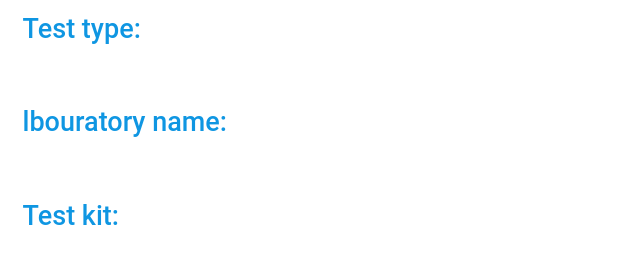
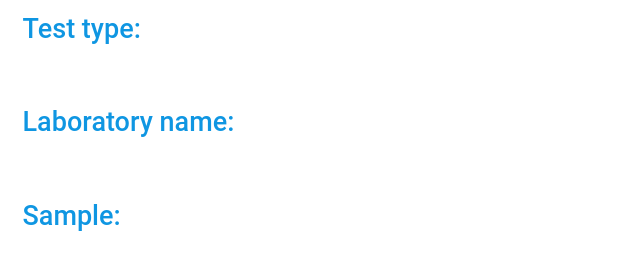
Before and after one commit to developertom01/safeport_admin, a Flutter app: the CheckedCodeDetail widget shown alone on an empty page, opened directly with empty values, on a phone screen of 412 x 824 dp. Shown: the part 921-1191 px from the top of the screen. Run offline on Flutter 3.47's test engine with Material 2 defaults, Android fonts, the phone set to English and light mode, and no system bars; our stand-ins replace bot_toast, country_code_picker, flutter_spinkit, font_awesome_flutter, get, google_fonts and 1 more; missing offline and left inert: date_time_format; accounts and stored records are empty; network calls fail.

Commit message:
added all

```diff
--- a/lib/view/screens/checked_codes_list/components/checked_code_detail.dart
+++ b/lib/view/screens/checked_codes_list/components/checked_code_detail.dart
@@ -246,7 +246,7 @@ class CheckedCodeDetail extends StatelessWidget {
               mainAxisAlignment: MainAxisAlignment.spaceBetween,
               children: [
                 Text(
-                  "lbouratory name: ",
+                  "Laboratory name: ",
                   style: theme.textTheme.bodyText1?.copyWith(
                     fontSize: 18,
                     color: theme.primaryColor,
@@ -272,7 +272,7 @@ class CheckedCodeDetail extends StatelessWidget {
               mainAxisAlignment: MainAxisAlignment.spaceBetween,
               children: [
                 Text(
-                  "Test kit: ",
+                  "Sample: ",
                   style: theme.textTheme.bodyText1?.copyWith(
                     fontSize: 18,
                     color: theme.primaryColor,
--- a/pubspec.yaml
+++ b/pubspec.yaml
@@ -15,7 +15,7 @@ publish_to: 'none' # Remove this line if you wish to publish to pub.dev
 # In iOS, build-name is used as CFBundleShortVersionString while build-number used as CFBundleVersion.
 # Read more about iOS versioning at
 # https://developer.apple.com/library/archive/documentation/General/Reference/InfoPlistKeyReference/Articles/CoreFoundationKeys.html
-version: 1.0.1+2
+version: 1.0.1+3
 
 environment:
   sdk: ">=2.12.0 <3.0.0"
```
Also changed, not shown: lib/view/screens/checkin_certificate_success/check_certificate_results_page.dart (+36 -4 lines).
